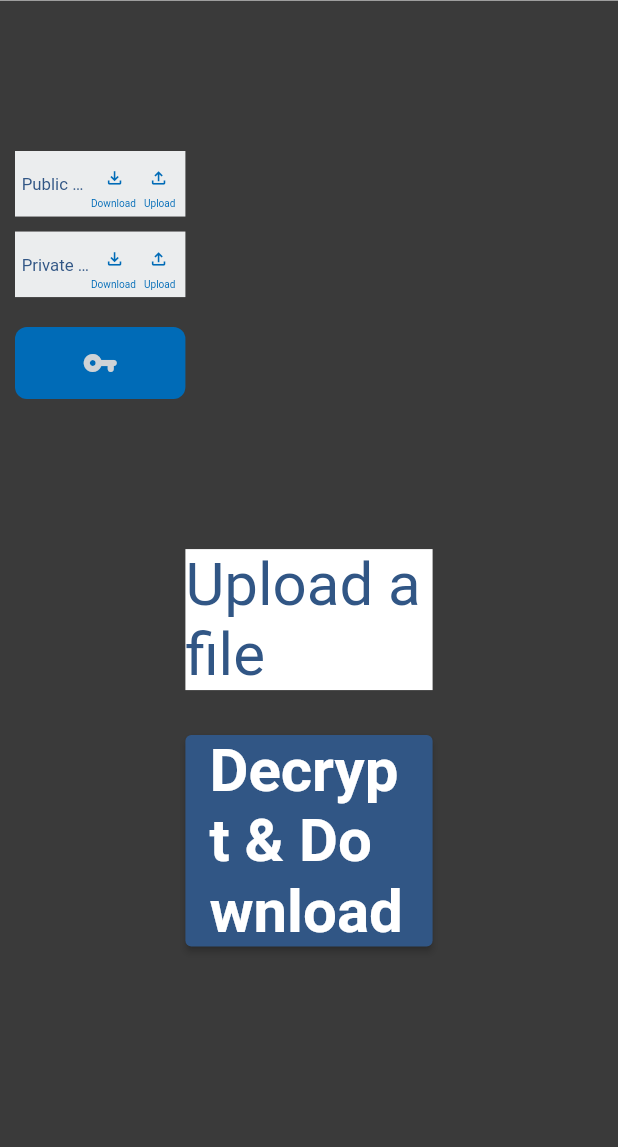
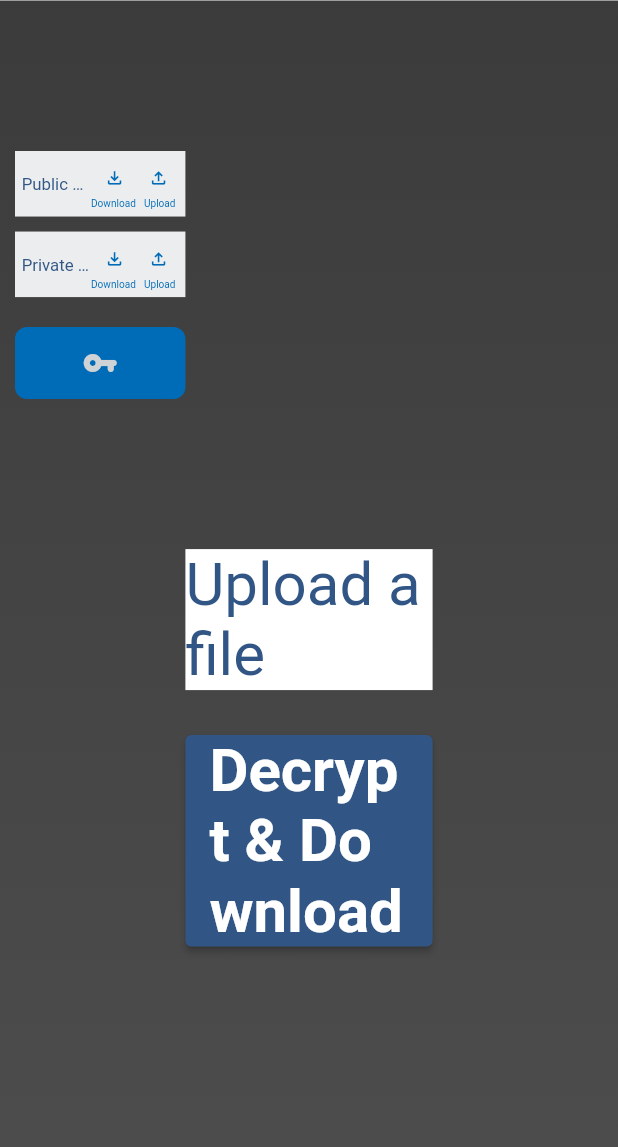
Before and after one commit to ashnap07/CSC429Prpject, a Flutter app: the RSADecryptionPage screen opened by its route, on a phone screen of 412 x 824 dp, the part 89-1236 px from its top. Run offline on Flutter 3.47's test engine with Material 2 defaults, Android fonts, the light colour scheme and no system bars; our stand-ins replace file_picker, get, get_storage; missing offline and left inert: encrypt, fast_rsa; accounts and stored records are empty.

Commit message:
fixed AES

```diff
--- a/lib/ForFile.dart
+++ b/lib/ForFile.dart
@@ -9,9 +9,9 @@ import 'package:get/get_core/src/get_main.dart';
 readFile() async {
   var result = await FilePicker.platform.pickFiles(allowMultiple: false);
   if (result == null) return;
-
   File filePath = File(result.files.first.path!);
-  return filePath.readAsBytesSync();
+  return filePath;
+  //  return filePath.readAsBytesSync();
 }
 
 readFileAsStirng() async {
--- a/lib/router/routerName.dart
+++ b/lib/router/routerName.dart
@@ -58,7 +58,6 @@ List<GetPage> routerApp = [
 ];
 
 class Routes {
-  static String splachScreen = "/splachScreen";
   static String homepage = "/homepage";
   static String RSAPage = "/RSAPage";
   static String RSAEncryptionPage = "/RSAEncryptionPage";
--- a/lib/style.dart
+++ b/lib/style.dart
@@ -4,7 +4,7 @@ class AppColors {
   static LinearGradient backgorund1 = const LinearGradient(
     begin: Alignment.topCenter,
     end: Alignment.bottomCenter,
-    colors: [Color(0xff3A3A3A), Color(0xff3A3A3A)],
+    colors: [Color(0xff3A3A3A), Color.fromARGB(255, 77, 76, 76)],
   );
 
   static LinearGradient head = const LinearGradient(
--- a/lib/views/AESDecryptionPage.dart
+++ b/lib/views/AESDecryptionPage.dart
@@ -191,16 +191,14 @@ class AESDecryptionPage extends StatelessWidget {
                   );
                   return;
                 }
-                var before = DateTime.now();
                 Uint8List ciphertext = MyAES.decrypt(
                   key: _controller.key!,
                   iv: _controller.iv!,
                   cipherText: _controller.file1!,
                 );
-                var dif = DateTime.now().difference(before);
-                print("======== $dif ========");
+
                 writeFile(
-                  name: "plaintext.txt",
+                  name: _controller.path.replaceAll(".enc", ""),
                   str: ciphertext,
                 );
               },
```
Also changed, not shown: lib/controllers/AESPageController.dart (+6 -1 lines), lib/views/AESEncryptionPage.dart (+4 -4 lines).
